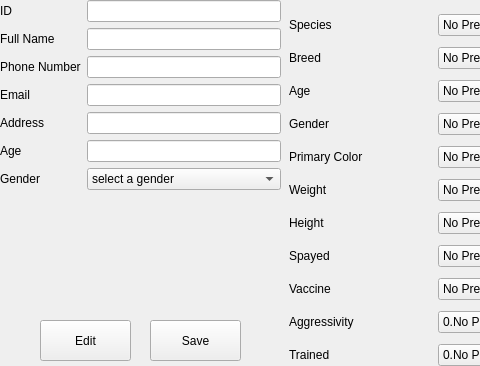
First picture: the form in ClientManagement/manageclientwindow.ui, repository CRM2017/cuACS, before the edit; both pictures show x 0 to 480 and y 0 to 366 of the 897 by 566 pixel window.
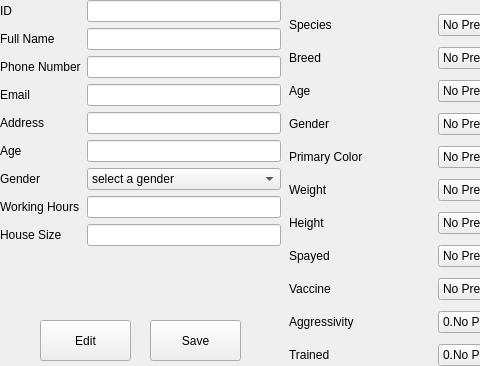
Second picture: the form after the edit.

Patch:
```diff
--- a/ClientManagement/manageclientwindow.ui
+++ b/ClientManagement/manageclientwindow.ui
@@ -19,7 +19,7 @@
      <x>0</x>
      <y>0</y>
      <width>281</width>
-     <height>241</height>
+     <height>291</height>
     </rect>
    </property>
    <layout class="QFormLayout" name="formLayout">
@@ -113,6 +113,26 @@
       </item>
      </widget>
     </item>
+    <item row="8" column="0">
+     <widget class="QLabel" name="label_33">
+      <property name="text">
+       <string>Working Hours</string>
+      </property>
+     </widget>
+    </item>
+    <item row="8" column="1">
+     <widget class="QLineEdit" name="workhour"/>
+    </item>
+    <item row="9" column="0">
+     <widget class="QLabel" name="label_34">
+      <property name="text">
+       <string>House Size</string>
+      </property>
+     </widget>
+    </item>
+    <item row="9" column="1">
+     <widget class="QLineEdit" name="housesize"/>
+    </item>
    </layout>
   </widget>
   <widget class="QPushButton" name="submitButton">
```
